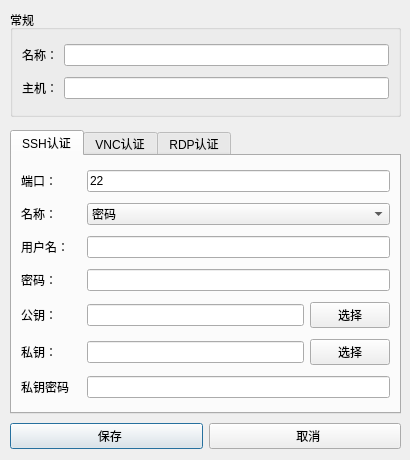
This is connecteditui.ui in yz-java/ishell as Qt 5 draws it before an edit. The edited form follows.
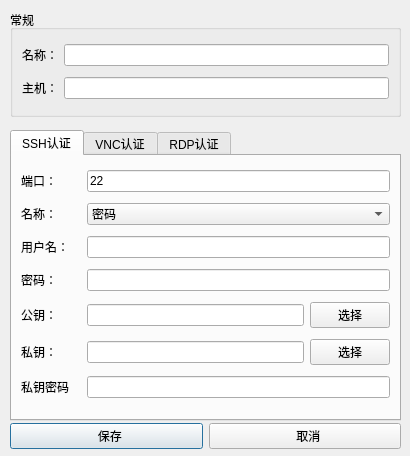
This is the edited form. The open tabs and pages were chosen to show the change.

The edit to the form file:
```diff
--- a/connecteditui.ui
+++ b/connecteditui.ui
@@ -7,7 +7,7 @@
     <x>0</x>
     <y>0</y>
     <width>410</width>
-    <height>460</height>
+    <height>456</height>
    </rect>
   </property>
   <property name="windowTitle">
@@ -92,7 +92,7 @@
      <x>10</x>
      <y>130</y>
      <width>391</width>
-     <height>284</height>
+     <height>291</height>
     </rect>
    </property>
    <property name="currentIndex">
```
Left out of the diff: 24 changed lines with no effect on the pictures.
